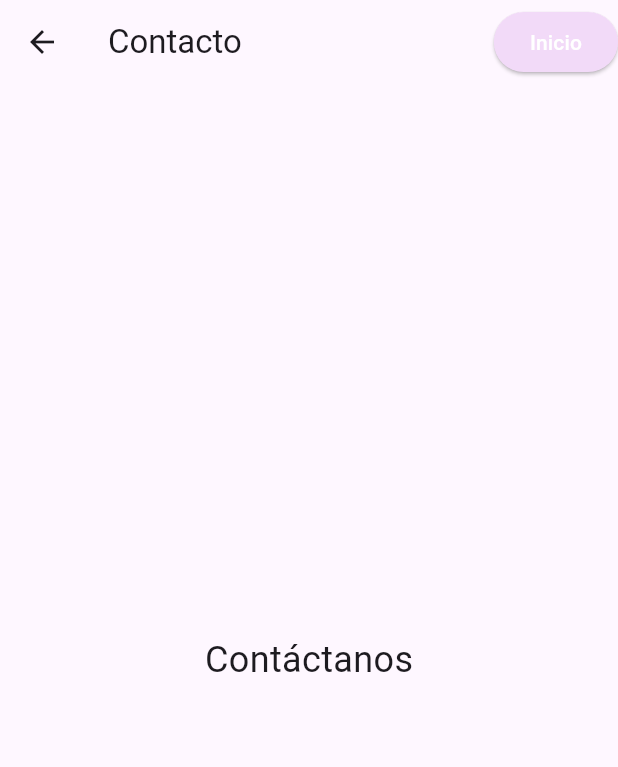
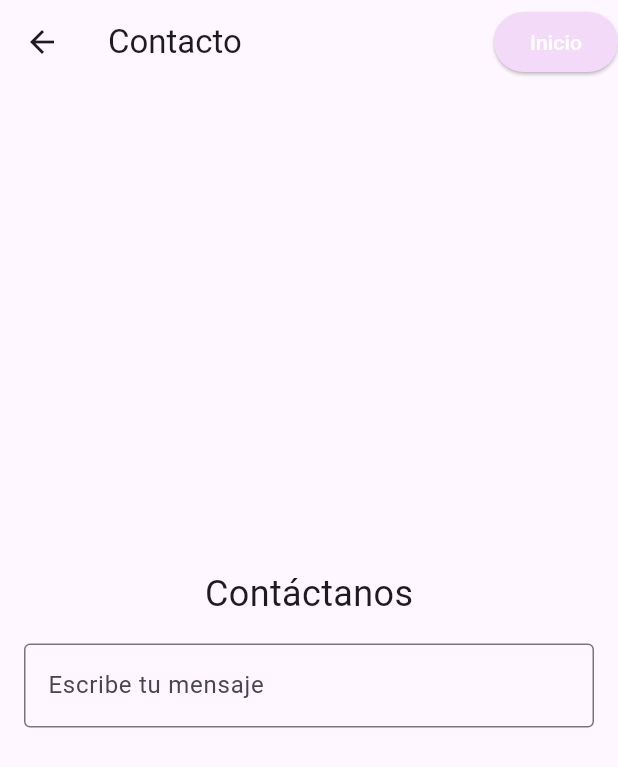
Before and after one commit to katty0055/kgaona-flutter-002, a Flutter app: the PantallaContacto screen opened directly, on a phone screen of 412 x 824 dp. Shown: the top 767 px of the screen. Run offline on Flutter 3.47's test engine with Material 3 defaults, Android fonts, the phone set to English and light mode, and no system bars.

Commit message:
Prueba el prompt6, convierte a dinamica la pantalla de contacto
Se aplican los cambios sugeridos por el asistente,
despues de pedirle el siguiente prompt:
"Modifica la aplicación para que la pantalla
'Contacto' sea un StatefulWidget. Añade un campo
de texto (TextField) donde el usuario pueda
escribir un mensaje. Imprime en la consola el
mensaje cuando la pantalla se cierre
(usando dispose). Explica cómo initState,
build y dispose forman parte del ciclo de
vida de esta pantalla."
Convierte la PantallaContacto  un StatelessWidget,
se agrega un TextEditingController.
Con initState()se carga un estado inicial,
con dispose se imprime el mensaje ingresado por
el usuario en la consola y se libera los recursos
del controlador

```diff
--- a/lib/views/pantalla_contacto.dart
+++ b/lib/views/pantalla_contacto.dart
@@ -1,6 +1,27 @@
 import 'package:flutter/material.dart';
 
-class PantallaContacto extends StatelessWidget {
+class PantallaContacto extends StatefulWidget {
+  @override
+  _PantallaContactoState createState() => _PantallaContactoState();
+}
+
+class _PantallaContactoState extends State<PantallaContacto> {
+  final TextEditingController _controller = TextEditingController(); // Controlador para el TextField
+
+ @override
+  void initState() {
+    super.initState();
+    print('PantallaContacto: initState llamado'); // Mensaje al inicializar la pantalla
+  }
+
+  @override
+  void dispose() {
+    print('PantallaContacto: dispose llamado'); // Mensaje al cerrar la pantalla
+    print('Mensaje ingresado: ${_controller.text}'); // Imprime el mensaje ingresado
+    _controller.dispose(); // Libera los recursos del controlador
+    super.dispose();
+  }
+
   @override
   Widget build(BuildContext context) {
     return Scaffold(
@@ -27,6 +48,16 @@ class PantallaContacto extends StatelessWidget {
               'Contáctanos',
               style: TextStyle(fontSize: 24),
             ),
+            Padding(
+              padding: const EdgeInsets.all(16.0),
+              child: TextField(
+                controller: _controller, // Asigna el controlador al TextField
+                decoration: InputDecoration(
+                  border: OutlineInputBorder(),
+                  labelText: 'Escribe tu mensaje',
+                ),
+              ),
+            ),
           ],
         ),
       ),
```
